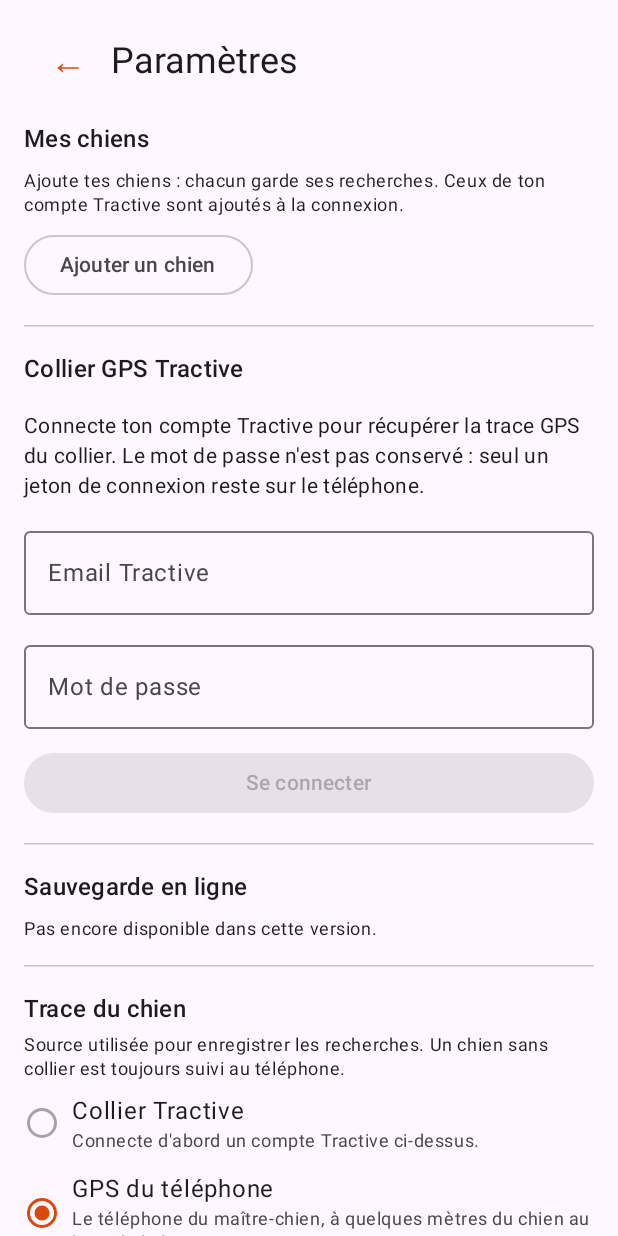
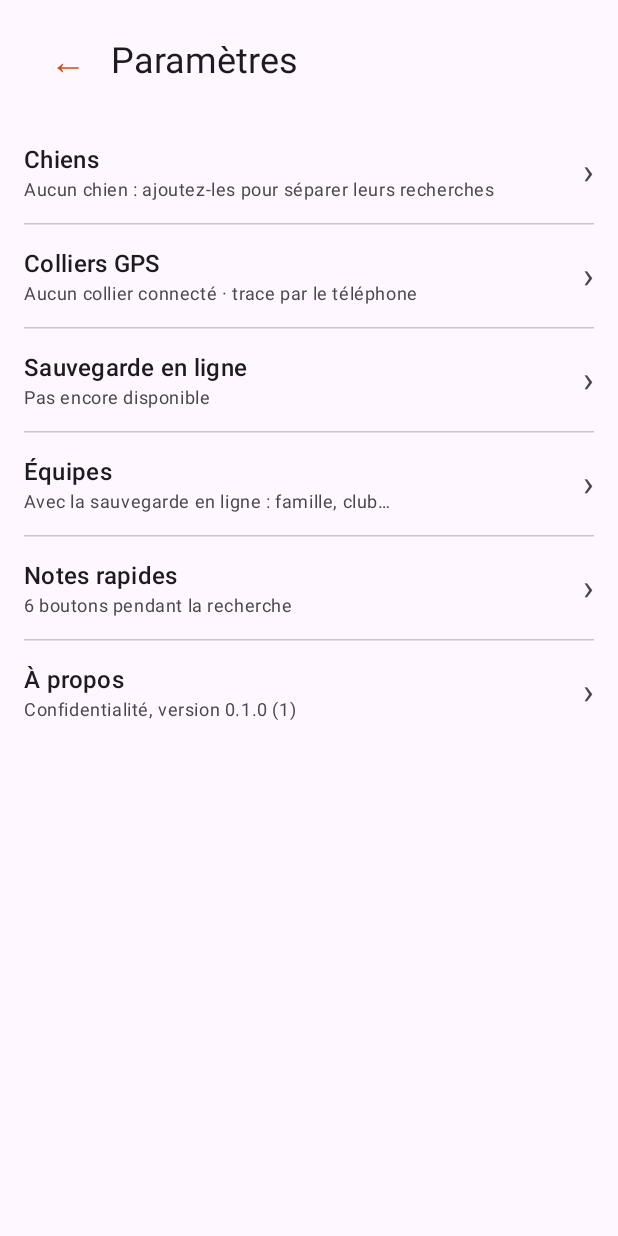
Before and after one commit to djkspr/mantrailing, an Android app built with Jetpack Compose: the composable SettingsScreen shown on its own in the app's theme, on a phone screen of 412 x 824 dp. Run offline under Robolectric (Android 15) with nearby library versions, the phone set to English and light mode, and no system bars; pictures from the network do not load; 16 statements that could not run were skipped.

Commit message:
feat(app): paramètres en menu court, une page par rubrique
Chiens, Colliers GPS (comptes et source de la trace), Sauvegarde en ligne, Équipes, Notes rapides,
À propos : chaque ligne résume l'état de la rubrique ; le retour du téléphone ramène au menu.

Co-Authored-By: Claude Opus 5.5 <noreply@anthropic.com>

```diff
--- a/app/src/main/java/app/mantrailing/ui/CloudUi.kt
+++ b/app/src/main/java/app/mantrailing/ui/CloudUi.kt
@@ -60,7 +60,6 @@ data class CloudActions(
 fun CloudSetting(cloud: CloudState, now: Long, actions: CloudActions) {
     var confirmDelete by rememberSaveable { mutableStateOf(false) }
     Column(verticalArrangement = Arrangement.spacedBy(8.dp)) {
-        Text("Sauvegarde en ligne", style = MaterialTheme.typography.titleMedium)
         if (!cloud.available) {
             Text("Pas encore disponible dans cette version.", style = MaterialTheme.typography.bodySmall)
             return@Column
@@ -96,7 +95,6 @@ fun CloudSetting(cloud: CloudState, now: Long, actions: CloudActions) {
                 }
             }
         }
-        TeamsSetting(cloud, actions)
     }
     if (confirmDelete) {
         AlertDialog(
@@ -135,12 +133,11 @@ private fun KeepDaysChoice(keepDays: Int?, onChange: (Int?) -> Unit) {
 
 /** Équipes : famille, club, binôme… Chacune ne voit que ce qui a été fait en son nom. */
 @Composable
-private fun TeamsSetting(cloud: CloudState, actions: CloudActions) {
+fun TeamsSetting(cloud: CloudState, actions: CloudActions) {
     var creating by rememberSaveable { mutableStateOf(false) }
     var joining by rememberSaveable { mutableStateOf(false) }
     var leaving by remember { mutableStateOf<Team?>(null) }
     Column(verticalArrangement = Arrangement.spacedBy(8.dp)) {
-        Text("Équipes", style = MaterialTheme.typography.titleMedium)
         Text(
             "Une équipe voit uniquement les pistes, recherches et chiens faits ou partagés en son nom ; " +
                 "votre espace perso et vos autres équipes lui restent invisibles.",
--- a/app/src/main/java/app/mantrailing/ui/DogsUi.kt
+++ b/app/src/main/java/app/mantrailing/ui/DogsUi.kt
@@ -63,7 +63,6 @@ fun DogsSetting(
     var moved by remember { mutableStateOf<Dog?>(null) }
     var menuFor by remember { mutableStateOf<String?>(null) }
     Column(verticalArrangement = Arrangement.spacedBy(8.dp)) {
-        Text("Mes chiens", style = MaterialTheme.typography.titleMedium)
         Text(
             if (dogs.isEmpty()) "Ajoute tes chiens : chacun garde ses recherches. Ceux de ton compte Tractive sont ajoutés à la connexion."
             else "Le chien coché est celui qui cherche ; il se change aussi depuis l'accueil.",
--- a/app/src/main/java/app/mantrailing/ui/NotesUi.kt
+++ b/app/src/main/java/app/mantrailing/ui/NotesUi.kt
@@ -228,7 +228,6 @@ fun NoteEditDialog(note: SearchNote, startedAt: Long, onSave: (SearchNote) -> Un
 @Composable
 fun QuickNotesSetting(selected: List<NoteType>, onChange: (List<NoteType>) -> Unit) {
     Column(verticalArrangement = Arrangement.spacedBy(2.dp)) {
-        Text("Notes rapides", style = MaterialTheme.typography.titleMedium)
         Text(
             "Boutons affichés pendant la recherche (${selected.size}/$MAX_QUICK_NOTES). Les autres restent accessibles par « Autre… ».",
             style = MaterialTheme.typography.bodySmall,
--- a/app/src/main/java/app/mantrailing/ui/SettingsScreen.kt
+++ b/app/src/main/java/app/mantrailing/ui/SettingsScreen.kt
@@ -1,5 +1,7 @@
 package app.mantrailing.ui
 
+import androidx.activity.compose.BackHandler
+import androidx.compose.foundation.clickable
 import androidx.compose.foundation.layout.Arrangement
 import androidx.compose.foundation.layout.Column
 import androidx.compose.foundation.layout.Row
@@ -44,6 +46,7 @@ import androidx.compose.foundation.selection.selectable
 import androidx.compose.foundation.selection.selectableGroup
 import androidx.compose.material3.RadioButton
 import androidx.compose.ui.semantics.Role
+import app.mantrailing.BuildConfig
 import app.mantrailing.UiState
 import app.mantrailing.session.NoteType
 import app.mantrailing.session.TrackSource
@@ -68,24 +71,122 @@ data class SettingsActions(
     val cloud: CloudActions = CloudActions(),
 )
 
+/** Rubriques des paramètres : chacune a sa page, le menu les résume en une ligne. */
+enum class SettingsPage(val title: String, val tag: String) {
+    DOGS("Chiens", "dogs"),
+    COLLARS("Colliers GPS", "collars"),
+    BACKUP("Sauvegarde en ligne", "backup"),
+    TEAMS("Équipes", "teams"),
+    NOTES("Notes rapides", "notes"),
+    ABOUT("À propos", "about"),
+}
+
+/** Résumé d'une rubrique, affiché sous son nom dans le menu. */
+fun settingsSummary(page: SettingsPage, state: UiState, now: Long): String = when (page) {
+    SettingsPage.DOGS -> when {
+        state.dogs.isEmpty() -> "Aucun chien : ajoutez-les pour séparer leurs recherches"
+        else -> state.dogs.joinToString { if (it.id == state.activeDogId && state.dogs.size > 1) "${it.name} (actif)" else it.name }
+    }
+    SettingsPage.COLLARS -> {
+        val collars = state.tractive != null && state.dogs.any { it.hasCollar }
+        val source = if (collars && state.trackSource != TrackSource.PHONE) "trace par le collier" else "trace par le téléphone"
+        (if (state.tractive != null) "Tractive connecté" else "Aucun collier connecté") + " · $source"
+    }
+    SettingsPage.BACKUP -> when {
+        !state.cloud.available -> "Pas encore disponible"
+        state.cloud.email == null -> "Désactivée"
+        else -> "Activée" + (if (state.cloud.wifiOnly) " (Wi-Fi seulement)" else "") + " · " +
+            syncStatus(state.cloud, now).removeSuffix(".").replaceFirstChar { it.lowercase() }
+    }
+    SettingsPage.TEAMS -> when {
+        state.cloud.email == null -> "Avec la sauvegarde en ligne : famille, club…"
+        state.cloud.teams.isEmpty() -> "Aucune équipe"
+        else -> state.cloud.teams.joinToString { it.name }
+    }
+    SettingsPage.NOTES -> "${state.quickNotes.size} bouton${if (state.quickNotes.size > 1) "s" else ""} pendant la recherche"
+    SettingsPage.ABOUT -> "Confidentialité, version ${BuildConfig.VERSION_NAME} (${BuildConfig.VERSION_CODE})"
+}
+
+/**
+ * Paramètres : un menu court (une ligne par rubrique, avec son état), chaque rubrique sur sa propre page.
+ * [initialPage] : page ouverte directement (tests, scènes de présentation).
+ */
 @Composable
-fun SettingsScreen(state: UiState, actions: SettingsActions) {
+fun SettingsScreen(state: UiState, actions: SettingsActions, initialPage: SettingsPage? = null) {
+    var page by rememberSaveable { mutableStateOf(initialPage) }
+    // Retour du téléphone : d'une rubrique vers le menu.
+    BackHandler(enabled = page != null) { page = null }
+    // Heure relue chaque minute pour « synchronisé il y a… ».
+    var now by remember { mutableLongStateOf(System.currentTimeMillis()) }
+    LaunchedEffect(Unit) {
+        while (true) {
+            delay(60_000)
+            now = System.currentTimeMillis()
+        }
+    }
     Column(
         Modifier.fillMaxSize().safeDrawingPadding().imePadding().verticalScroll(rememberScrollState()).padding(16.dp),
         verticalArrangement = Arrangement.spacedBy(16.dp),
     ) {
         Row(verticalAlignment = Alignment.CenterVertically) {
-            TextButton(onClick = actions.onBack, modifier = Modifier.semantics { contentDescription = "Retour" }) { Text("←", style = MaterialTheme.typography.headlineSmall) }
-            Text("Paramètres", style = MaterialTheme.typography.headlineSmall)
+            TextButton(
+                onClick = { if (page != null) page = null else actions.onBack() },
+                modifier = Modifier.semantics { contentDescription = "Retour" },
+            ) { Text("←", style = MaterialTheme.typography.headlineSmall) }
+            Text(page?.title ?: "Paramètres", style = MaterialTheme.typography.headlineSmall)
         }
+        when (page) {
+            null -> SettingsMenu(state, now) { page = it }
+            SettingsPage.DOGS -> DogsSetting(
+                state.dogs, state.activeDogId, actions.onSelectDog, actions.onAddDog, actions.onRenameDog, actions.onDeleteDog,
+                teams = state.cloud.teams, onMove = actions.onMoveDog,
+            )
+            SettingsPage.COLLARS -> CollarsSetting(state, actions)
+            SettingsPage.BACKUP -> CloudSetting(state.cloud, now, actions.cloud)
+            SettingsPage.TEAMS -> if (state.cloud.email == null) {
+                Text(
+                    "Les équipes passent par la sauvegarde en ligne : activez-la d'abord pour créer ou rejoindre une équipe.",
+                    style = MaterialTheme.typography.bodyMedium,
+                )
+                OutlinedButton(onClick = { page = SettingsPage.BACKUP }) { Text("Sauvegarde en ligne") }
+            } else {
+                TeamsSetting(state.cloud, actions.cloud)
+            }
+            SettingsPage.NOTES -> QuickNotesSetting(state.quickNotes, actions.onQuickNotes)
+            SettingsPage.ABOUT -> AboutSetting()
+        }
+    }
+}
 
-        DogsSetting(
-            state.dogs, state.activeDogId, actions.onSelectDog, actions.onAddDog, actions.onRenameDog, actions.onDeleteDog,
-            teams = state.cloud.teams, onMove = actions.onMoveDog,
-        )
+@Composable
+private fun SettingsMenu(state: UiState, now: Long, onOpen: (SettingsPage) -> Unit) {
+    Column {
+        SettingsPage.entries.forEachIndexed { i, page ->
+            if (i > 0) HorizontalDivider()
+            Row(
+                Modifier.fillMaxWidth().clickable(role = Role.Button) { onOpen(page) }.padding(vertical = 14.dp).testTag("settings-${page.tag}"),
+                verticalAlignment = Alignment.CenterVertically,
+            ) {
+                Column(Modifier.weight(1f)) {
+                    Text(page.title, style = MaterialTheme.typography.titleMedium)
+                    Text(
+                        settingsSummary(page, state, now),
+                        style = MaterialTheme.typography.bodySmall,
+                        color = MaterialTheme.colorScheme.onSurfaceVariant,
+                        maxLines = 2,
+                    )
+                }
+                Text("›", style = MaterialTheme.typography.headlineSmall, color = MaterialTheme.colorScheme.onSurfaceVariant)
+            }
+        }
+    }
+}
 
-        HorizontalDivider()
-        Text("Collier GPS Tractive", style = MaterialTheme.typography.titleMedium)
+/** Colliers GPS : comptes des fabricants, et la source utilisée pour la trace du chien. */
+@Composable
+private fun CollarsSetting(state: UiState, actions: SettingsActions) {
+    Column(verticalArrangement = Arrangement.spacedBy(16.dp)) {
+        Text("Tractive", style = MaterialTheme.typography.titleMedium)
         if (state.tractive == null) {
             LoginForm(state, actions.onLogin)
         } else {
@@ -106,26 +207,16 @@ fun SettingsScreen(state: UiState, actions: SettingsActions) {
                 }
             }
         }
-
-        HorizontalDivider()
-        // Heure relue chaque minute pour « dernière synchronisation il y a… ».
-        var now by remember { mutableLongStateOf(System.currentTimeMillis()) }
-        LaunchedEffect(Unit) {
-            while (true) {
-                delay(60_000)
-                now = System.currentTimeMillis()
-            }
-        }
-        CloudSetting(state.cloud, now, actions.cloud)
-
         HorizontalDivider()
         TrackSourceSetting(state, actions.onTrackSource)
+    }
+}
 
-        HorizontalDivider()
-        QuickNotesSetting(state.quickNotes, actions.onQuickNotes)
-
-        HorizontalDivider()
-        val uriHandler = LocalUriHandler.current
+@Composable
+private fun AboutSetting() {
+    val uriHandler = LocalUriHandler.current
+    Column(verticalArrangement = Arrangement.spacedBy(8.dp)) {
+        Text("Mantrailing ${BuildConfig.VERSION_NAME} (${BuildConfig.VERSION_CODE})", style = MaterialTheme.typography.titleMedium)
         TextButton(onClick = { uriHandler.openUri(PRIVACY_POLICY_URL) }) { Text("Politique de confidentialité") }
         Text(
             "Application indépendante, ni affiliée à Tractive, ni approuvée par Tractive.",
```
Also changed, not shown: 3 other files.
